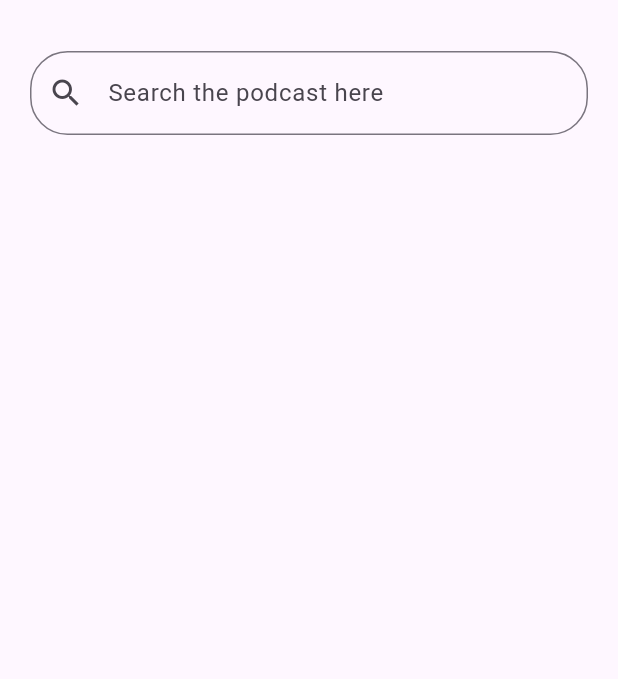
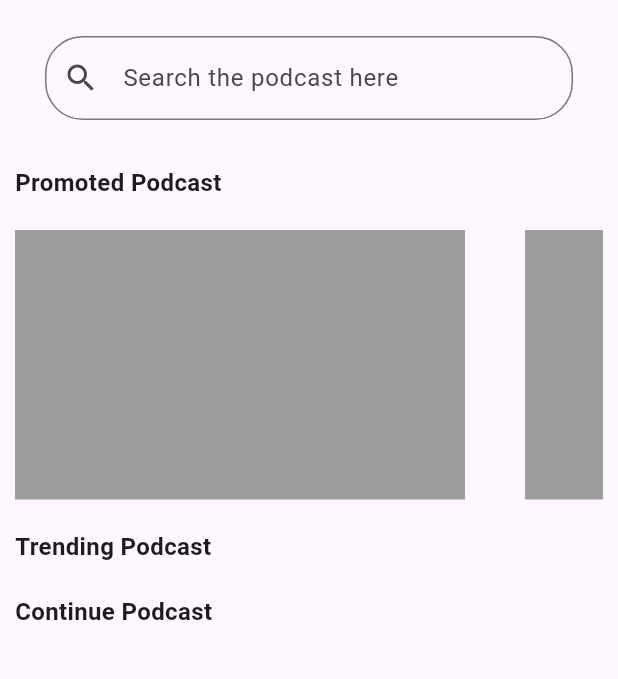
Before and after one commit to mdbicode/slicing_figma, a Flutter app: the screen it shows after launch, on a phone screen of 412 x 824 dp, the part 63-742 px from its top. Run offline on Flutter 3.47's test engine with Material 3 defaults, Android fonts, the phone set to English and light mode, and no system bars.

Commit message:
promoted podcast

```diff
--- a/lib/main.dart
+++ b/lib/main.dart
@@ -45,13 +45,17 @@ class _MyHomePageState extends State<MyHomePage> {
           ),
         ]
       ),
-      body: Center(
+      body: DefaultTextStyle.merge(
+        style: const TextStyle(
+          fontSize: 16,
+          fontWeight: FontWeight.bold,
+        ),
         child: Column(
           children: [
             // Search Bar
-           Container(
-              child: const Padding(
-                padding: EdgeInsets.all(20.0),
+            Container(
+                child: const Padding(
+                padding: EdgeInsets.fromLTRB(30.0, 10.0, 30.0, 20.0),
                 child: TextField(
                 decoration: InputDecoration(
                   border: OutlineInputBorder(borderRadius: BorderRadius.all(Radius.circular(25.0) )
@@ -59,13 +63,68 @@ class _MyHomePageState extends State<MyHomePage> {
                   hintText: 'Search the podcast here',
                   prefixIcon: Icon(Icons.search)
                   ),
-
                 ),
               ),
-            )
+            ),
+            // Promoted Podcast
+            Align(
+              alignment: Alignment.centerLeft,
+              child: Container(
+                padding: EdgeInsets.all(10.0),
+                child: Text('Promoted Podcast', textAlign: TextAlign.left),
+              )
+              ),
+            SizedBox(
+            height: 200,
+            child: Padding(
+              padding: EdgeInsets.all(10),
+              child: ListView(
+                  scrollDirection: Axis.horizontal,
+                  children: <Widget>[
+                    Padding(
+                      padding: const EdgeInsets.only(right: 20),
+                      child: Container(
+                        width: 300,
+                        color: Colors.grey,
+                        ),
+                    ),
+                    Padding(
+                      padding: const EdgeInsets.symmetric(horizontal: 20),
+                      child: Container(
+                        width: 300,
+                        color: Colors.grey,
+                      ),
+                    ),
+                    Padding(
+                      padding: const EdgeInsets.symmetric(horizontal: 20),
+                      child: Container(
+                        width: 300,
+                        color: Colors.grey,
+                      ),
+                    ),
+                  ],
+                ),
+              ),
+            ),
+            Align(
+              alignment: Alignment.centerLeft,
+              child: Container(
+                padding: EdgeInsets.all(10.0),
+                child: Text('Trending Podcast', textAlign: TextAlign.left),
+              )
+              ),
+
+            Align(
+              alignment: Alignment.centerLeft,
+              child: Container(
+                padding: EdgeInsets.all(10.0),
+                child: Text('Continue Podcast', textAlign: TextAlign.left),
+              )
+            ),
+
+
           ],
         ),
-      ),
-      );
+      ));
   }
 }
```
